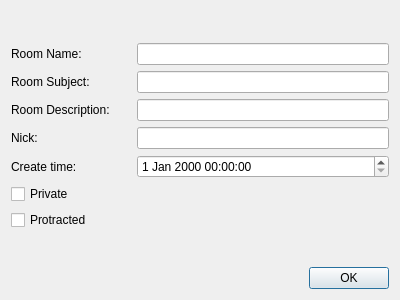
KangLin/RabbitIm, file Widgets/FrmGroupChat/DlgGroupChatInfo.ui: the form before one commit.
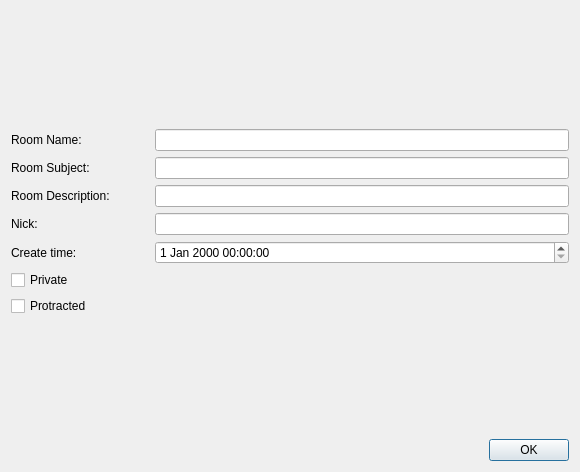
The form after the commit.

What changed in the file:
```diff
--- a/Widgets/FrmGroupChat/DlgGroupChatInfo.ui
+++ b/Widgets/FrmGroupChat/DlgGroupChatInfo.ui
@@ -6,8 +6,8 @@
    <rect>
     <x>0</x>
     <y>0</y>
-    <width>400</width>
-    <height>300</height>
+    <width>580</width>
+    <height>472</height>
    </rect>
   </property>
   <property name="windowTitle">
```
